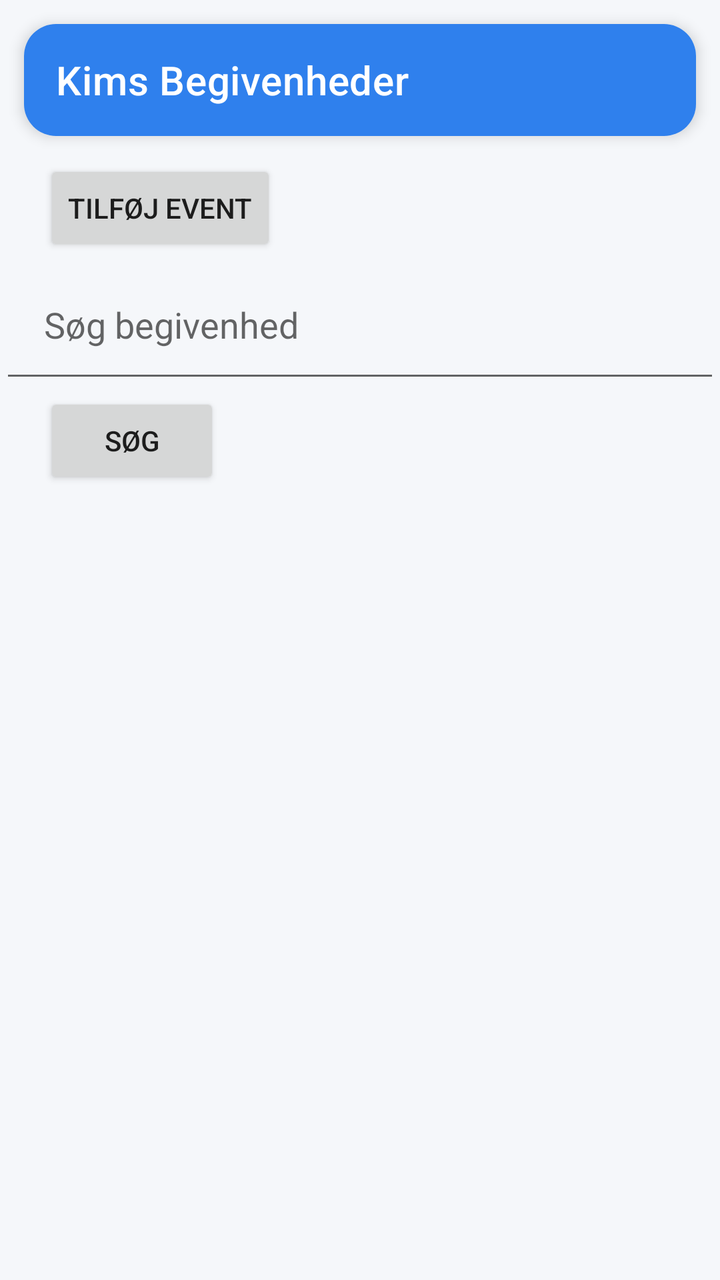
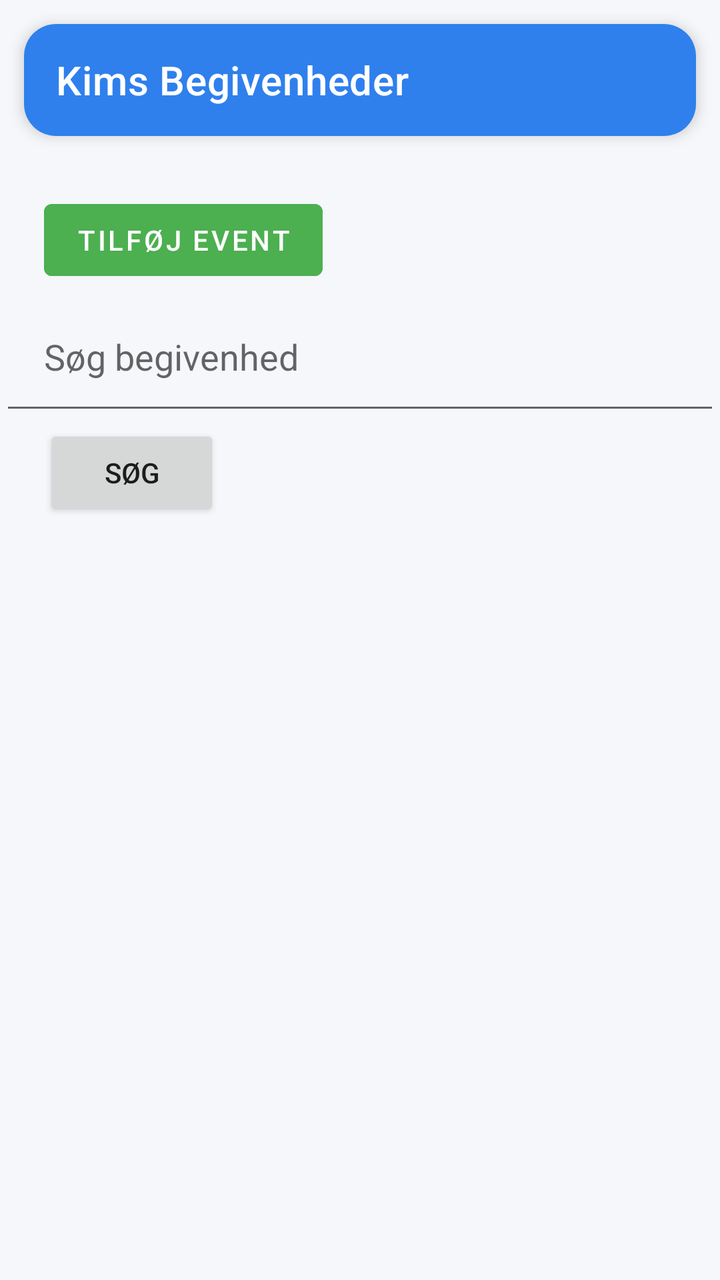

Screens rendered from an Android XML layout before and after an edit, with the pre-edit source and the edit as a unified diff.
<!-- AndroidManifest.xml: application theme Theme.KimBegivenhed -->
<!-- res/layout/activity_main.xml -->
<?xml version="1.0" encoding="utf-8"?>
<LinearLayout xmlns:android="http://schemas.android.com/apk/res/android"
    xmlns:app="http://schemas.android.com/apk/res-auto"
    android:orientation="vertical"
    android:layout_width="match_parent"
    android:layout_height="match_parent">

    <com.google.android.material.card.MaterialCardView
        android:layout_width="match_parent"
        android:layout_height="wrap_content"
        app:cardCornerRadius="16dp"
        app:cardElevation="4dp"
        android:layout_margin="12dp">

        <com.google.android.material.appbar.MaterialToolbar
            android:layout_width="match_parent"
            android:layout_height="wrap_content"
            android:background="@color/primary"
            app:title="Kims Begivenheder"
            app:titleTextColor="@color/white"/>

    </com.google.android.material.card.MaterialCardView>

    <Button
        android:id="@+id/btnAddEvent"
        android:layout_width="wrap_content"
        android:layout_height="wrap_content"
        android:layout_marginLeft="22dp"
        android:text="Tilføj event"/>

    <EditText
        android:id="@+id/etSearch"
        android:hint="Søg begivenhed"
        android:layout_width="match_parent"
        android:layout_height="wrap_content"
        android:padding="22dp"/>

    <Button
        android:id="@+id/btnSearch"
        android:text="Søg"
        android:layout_width="wrap_content"
        android:layout_height="wrap_content"
        android:layout_marginLeft="22dp"/>

    <androidx.recyclerview.widget.RecyclerView
        android:id="@+id/recyclerView"
        android:layout_width="match_parent"
        android:layout_height="match_parent"/>



</LinearLayout>
<!-- resources referenced by this layout -->
<resources>
  <color name="primary">#2F80ED</color>
  <color name="white">#FFFFFF</color>
  <style name="Theme.KimBegivenhed" parent="Theme.MaterialComponents.DayNight.NoActionBar">
  
          
          <item name="colorPrimary">@color/primary</item>
          <item name="colorPrimaryVariant">@color/primary_dark</item>
          <item name="colorOnPrimary">@color/white</item>
          <item name="colorOnPrimary">@color/black</item>
  
          
          <item name="colorSecondary">@color/secondary</item>
          <item name="colorSecondaryVariant">@color/secondary_dark</item>
          <item name="colorOnSecondary">@color/white</item>
          <item name="colorOnSecondary">@color/black</item>
  
          
          <item name="android:colorBackground">@color/background</item>
  
          
          <item name="android:statusBarColor">@color/primary_dark</item>
  
          
          <item name="actionBarTheme">@style/ThemeOverlay.MaterialComponents.Dark.ActionBar</item>
  
      </style>
  <color name="primary_dark">#1C5DB6</color>
  <color name="black">#000000</color>
  <color name="secondary">#27AE60</color>
  <color name="secondary_dark">#1E874B</color>
  <color name="background">#F5F7FA</color>
</resources>

<!-- the commit's change to res/layout/activity_main.xml (unified diff, before → after) -->
@@ -21,12 +21,17 @@
 
     </com.google.android.material.card.MaterialCardView>
 
-    <Button
+
+    <com.google.android.material.button.MaterialButton
         android:id="@+id/btnAddEvent"
         android:layout_width="wrap_content"
         android:layout_height="wrap_content"
+        android:text="Tilføj event"
+        android:textColor="@android:color/white"
+        android:backgroundTint="@color/success_green"
+        android:layout_marginTop="16dp"
         android:layout_marginLeft="22dp"
-        android:text="Tilføj event"/>
+        style="@style/Widget.MaterialComponents.Button" />
 
     <EditText
         android:id="@+id/etSearch"
<!-- resource entries referenced after the edit -->
@@ -1,6 +1,7 @@
 <!-- resources referenced by this layout -->
 <resources>
   <color name="primary">#2F80ED</color>
+  <color name="success_green">#4CAF50</color>
   <color name="white">#FFFFFF</color>
   <style name="Theme.KimBegivenhed" parent="Theme.MaterialComponents.DayNight.NoActionBar">
   
@@ -15,6 +16,7 @@
           <item name="colorSecondaryVariant">@color/secondary_dark</item>
           <item name="colorOnSecondary">@color/white</item>
           <item name="colorOnSecondary">@color/black</item>
+  
   
           
           <item name="android:colorBackground">@color/background</item>
